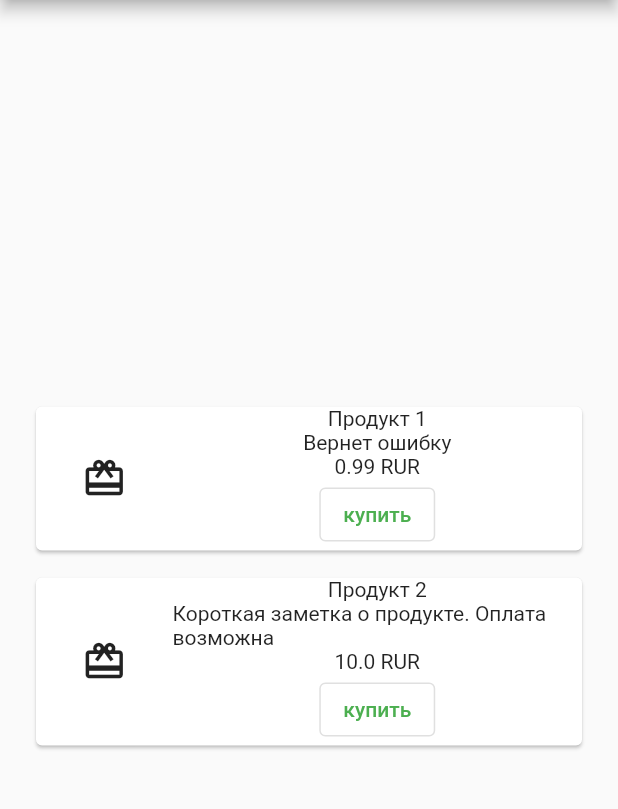
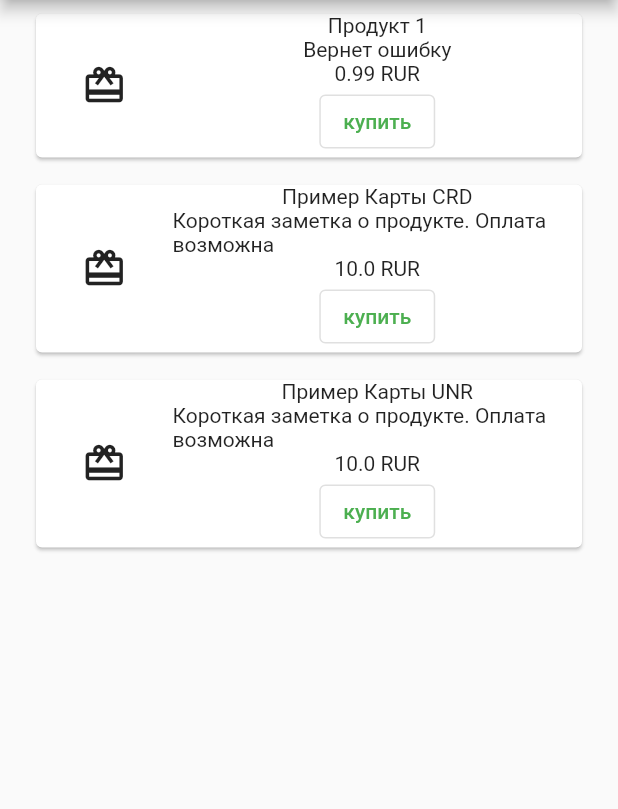
Before and after one commit to vanitu/flutter_onpay_sdk, a Flutter app: the screen it shows after launch, on a phone screen of 412 x 824 dp, the part 84-893 px from its top. Run offline on Flutter 3.47's test engine with Material 2 defaults, Android fonts, the phone set to English and light mode, and no system bars; our stand-ins replace webview_flutter.

Commit message:
Updated description. Cleaned logs

```diff
--- a/example/example_app/lib/main.dart
+++ b/example/example_app/lib/main.dart
@@ -35,7 +35,7 @@ class _MyHomePageState extends State<MyHomePage> {
       appBar: AppBar(
         title: Text(widget.title),
       ),
-      body: Center(
+      body: SingleChildScrollView(
         child: Column(
           mainAxisAlignment: MainAxisAlignment.center,
           children: orders.map((order) => _saleItem(order)).toList(),
@@ -55,13 +55,22 @@ class _MyHomePageState extends State<MyHomePage> {
       note: "Вернет ошибку",
     ),
     OnPayOrder(
-      reference: "SALE2",
-      payFor: 'Продукт 2',
+      reference: "Пример Карты CRD",
+      payFor: 'Пример Карты CRD',
       amount: 10,
       recipient: 'cloud_sciencejet_net',
       userEmail: 'some@mail.ru',
       note: "Короткая заметка о продукте. Оплата возможна",
+      interfaceTicker: 'CRD',
     ),
+    OnPayOrder(
+        reference: "Пример Карты UNR",
+        payFor: 'Пример Карты UNR',
+        amount: 10,
+        recipient: 'cloud_sciencejet_net',
+        userEmail: 'some@mail.ru',
+        note: "Короткая заметка о продукте. Оплата возможна",
+        interfaceTicker: 'UNR'),
   ];
 
   Widget _saleItem(OnPayOrder order) {
--- a/lib/api/gateway.dart
+++ b/lib/api/gateway.dart
@@ -18,7 +18,7 @@ class OnPayPaymentApi {
       );
 
       Map<String, dynamic> json = jsonDecode(utf8.decode(response.bodyBytes)) as Map<String, dynamic>;
-      log("#decoded $json}");
+      // log("#decoded $json}");
       if (json["order_key"] == null) {
         throw Exception("${json["errors"]}");
       }
--- a/lib/sdk/onpay.dart
+++ b/lib/sdk/onpay.dart
@@ -13,7 +13,7 @@ class OnPaySdk {
       );
       return result;
     } catch (e) {
-      log("EXCEPTION openPaymentForm: $e", level: 3);
+      // log("EXCEPTION openPaymentForm: $e", level: 3);
       return OnPayResult(order, OnPayResultCode.fail);
     }
   }
--- a/pubspec.yaml
+++ b/pubspec.yaml
@@ -1,6 +1,6 @@
 name: flutter_onpay_sdk
 description: Flutter package to integrate OnPay.ru Visa/MasterCard payment form into your mobile application.
-version: 0.0.3
+version: 0.0.4
 homepage: https://onpay.ru
 github: https://github.com/vanitu/flutter_onpay_sdk
 
```
Also changed, not shown: lib/widgets/pay_form_web_view.dart (+7 -7 lines), example/example_app/pubspec.lock, 9 other files.
